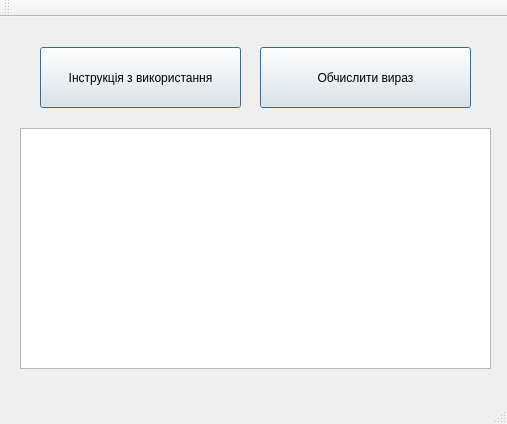
AlexEmets/Labs, file OOP/ExcelQMake/mainwindow.ui: the form before one commit.
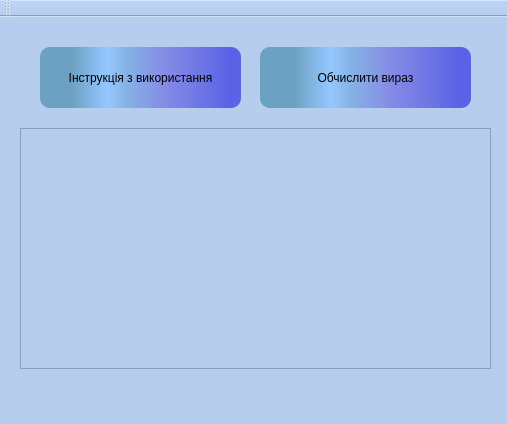
The form after the commit.

```diff
--- a/OOP/ExcelQMake/mainwindow.ui
+++ b/OOP/ExcelQMake/mainwindow.ui
@@ -13,6 +13,9 @@
   <property name="windowTitle">
    <string>MainWindow</string>
   </property>
+  <property name="styleSheet">
+   <string notr="true">background-color: rgb(183, 205, 238);</string>
+  </property>
   <widget class="QWidget" name="centralWidget">
    <widget class="QPushButton" name="pushButton">
     <property name="enabled">
@@ -32,6 +35,11 @@
     <property name="mouseTracking">
      <bool>false</bool>
     </property>
+    <property name="styleSheet">
+     <string notr="true">background-color: qlineargradient(spread:repeat, x1:0, y1:0, x2:1, y2:0, stop:0.159204 rgba(108, 161, 194, 255), stop:0.333333 rgba(149, 199, 255, 255), stop:0.432836 rgba(133, 178, 229, 255), stop:0.621891 rgba(133, 139, 229, 255), stop:0.830846 rgba(106, 114, 229, 255), stop:0.940299 rgba(90, 98, 229, 255));
+font: 14pt &quot;Ubuntu Condensed&quot;;
+border-radius: 10px;</string>
+    </property>
     <property name="text">
      <string>Інструкція з використання</string>
     </property>
@@ -64,7 +72,12 @@
      <cursorShape>ArrowCursor</cursorShape>
     </property>
     <property name="mouseTracking">
-     <bool>false</bool>
+     <bool>true</bool>
+    </property>
+    <property name="styleSheet">
+     <string notr="true">background-color: qlineargradient(spread:repeat, x1:0, y1:0, x2:1, y2:0, stop:0.159204 rgba(108, 161, 194, 255), stop:0.333333 rgba(149, 199, 255, 255), stop:0.432836 rgba(133, 178, 229, 255), stop:0.621891 rgba(133, 139, 229, 255), stop:0.830846 rgba(106, 114, 229, 255), stop:0.940299 rgba(90, 98, 229, 255));
+font: 17pt &quot;Ubuntu Condensed&quot;;
+border-radius: 10px;</string>
     </property>
     <property name="text">
      <string>Обчислити вираз</string>
```
